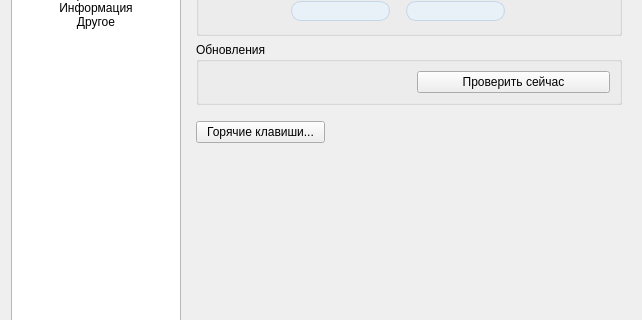
Above: designer/ui/settingsdialog.ui from Aleee/FinanceCalender before the change; both pictures show x 0 to 642 and y 95 to 415 of the 642 by 614 pixel window. Below: the same form after it.
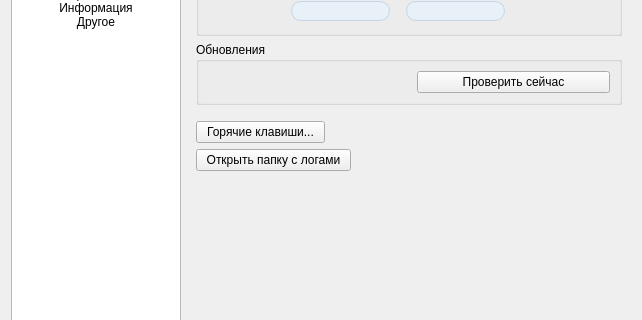
That is the form after the change. Icons and pictures are not drawn. Custom widgets are drawn as their Qt base class.

Commit message: feat: add open logs button

Diff of the .ui file:
```diff
--- a/designer/ui/settingsdialog.ui
+++ b/designer/ui/settingsdialog.ui
@@ -1516,7 +1516,7 @@
          </layout>
         </widget>
        </item>
-       <item row="4" column="0">
+       <item row="5" column="0">
         <spacer name="verticalSpacer_10">
          <property name="orientation">
           <enum>Qt::Orientation::Vertical</enum>
@@ -1553,6 +1553,30 @@
          </item>
         </layout>
        </item>
+       <item row="4" column="0">
+        <layout class="QHBoxLayout" name="horizontalLayout_openlogs">
+         <item>
+          <widget class="QPushButton" name="pb_openlogs">
+           <property name="text">
+            <string>  Открыть папку с логами  </string>
+           </property>
+          </widget>
+         </item>
+         <item>
+          <spacer name="horizontalSpacer_openlogs">
+           <property name="orientation">
+            <enum>Qt::Orientation::Horizontal</enum>
+           </property>
+           <property name="sizeHint" stdset="0">
+            <size>
+             <width>40</width>
+             <height>20</height>
+            </size>
+           </property>
+          </spacer>
+         </item>
+        </layout>
+       </item>
        <item row="0" column="0">
         <widget class="QGroupBox" name="groupBox_16">
          <property name="title">
```
The commit also changes 2 other files.
